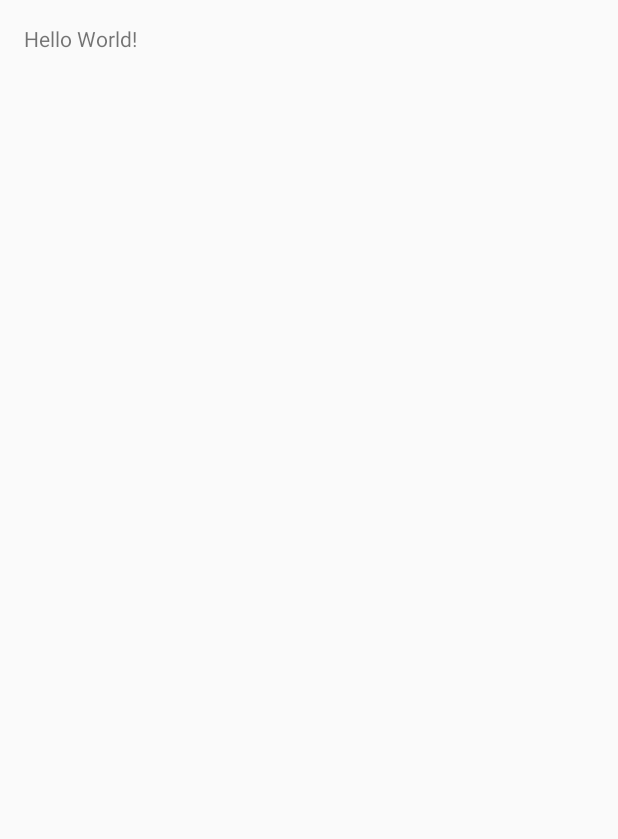
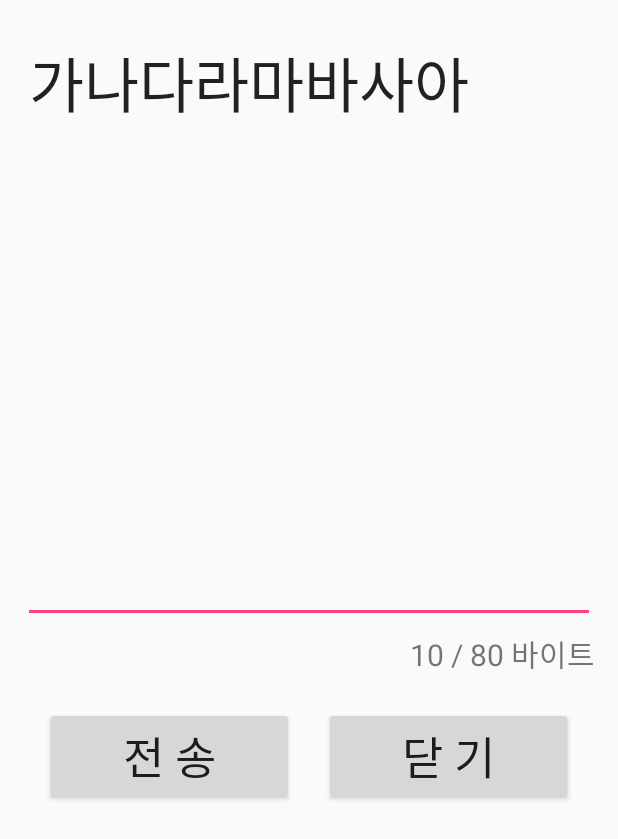
Before and after one commit to verfass/Mission02, an Android app: the screen it shows after launch (MainActivity), on a phone screen of 412 x 824 dp. Before the commit the part shown is almost empty. Shown: the top 839 px of the screen. Run offline under Robolectric (Android 15) with nearby library versions, the phone set to English and light mode, and no system bars.

Commit message:
레이아웃 구성

```diff
--- a/app/src/main/res/layout/activity_main.xml
+++ b/app/src/main/res/layout/activity_main.xml
@@ -1,17 +1,73 @@
 <?xml version="1.0" encoding="utf-8"?>
-<RelativeLayout xmlns:android="http://schemas.android.com/apk/res/android"
+<LinearLayout xmlns:android="http://schemas.android.com/apk/res/android"
     xmlns:tools="http://schemas.android.com/tools"
     android:id="@+id/activity_main"
     android:layout_width="match_parent"
     android:layout_height="match_parent"
-    android:paddingBottom="@dimen/activity_vertical_margin"
-    android:paddingLeft="@dimen/activity_horizontal_margin"
-    android:paddingRight="@dimen/activity_horizontal_margin"
-    android:paddingTop="@dimen/activity_vertical_margin"
-    tools:context="kr.co.novacode.mission02.MainActivity">
+    android:orientation="vertical"
+    >
 
-    <TextView
-        android:layout_width="wrap_content"
+
+    <LinearLayout
+        android:layout_width="match_parent"
         android:layout_height="wrap_content"
-        android:text="Hello World!" />
-</RelativeLayout>
+        android:orientation="vertical"
+        android:layout_margin="15dp"
+        >
+
+        <EditText
+            android:id="@+id/editText"
+            android:layout_width="match_parent"
+            android:inputType="textMultiLine"
+            android:text="가나다라마바사아"
+            android:ems="10"
+            android:gravity="top"
+            android:layout_height="400dp"
+            android:textSize="40dp"
+            android:maxLength="80"
+            android:maxLines="10"
+            android:overScrollMode="ifContentScrolls"
+            android:shadowColor="@android:color/darker_gray" />
+
+        <TextView
+            android:id="@+id/textView"
+            android:layout_width="wrap_content"
+            android:layout_height="wrap_content"
+            android:text="10 / 80 바이트"
+            android:textSize="20dp"
+            android:layout_marginTop="5dp"
+            android:layout_gravity="right"
+            />
+    </LinearLayout>
+
+    <LinearLayout
+        android:layout_width="match_parent"
+        android:layout_height="wrap_content"
+        android:orientation="horizontal"
+        android:layout_marginTop="5dp"
+        >
+
+        <Button
+            android:id="@+id/button01"
+            android:layout_width="wrap_content"
+            android:layout_height="wrap_content"
+            android:text="전 송"
+            android:textSize="30dp"
+            android:layout_marginLeft="30dp"
+            android:layout_marginRight="10dp"
+            android:layout_weight="1"
+            />
+        <Button
+            android:id="@+id/button02"
+            android:layout_width="wrap_content"
+            android:layout_height="wrap_content"
+            android:text="닫 기"
+            android:textSize="30dp"
+            android:layout_marginLeft="10dp"
+            android:layout_marginRight="30dp"
+            android:layout_weight="1"
+
+            />
+    </LinearLayout>
+
+</LinearLayout>
```
